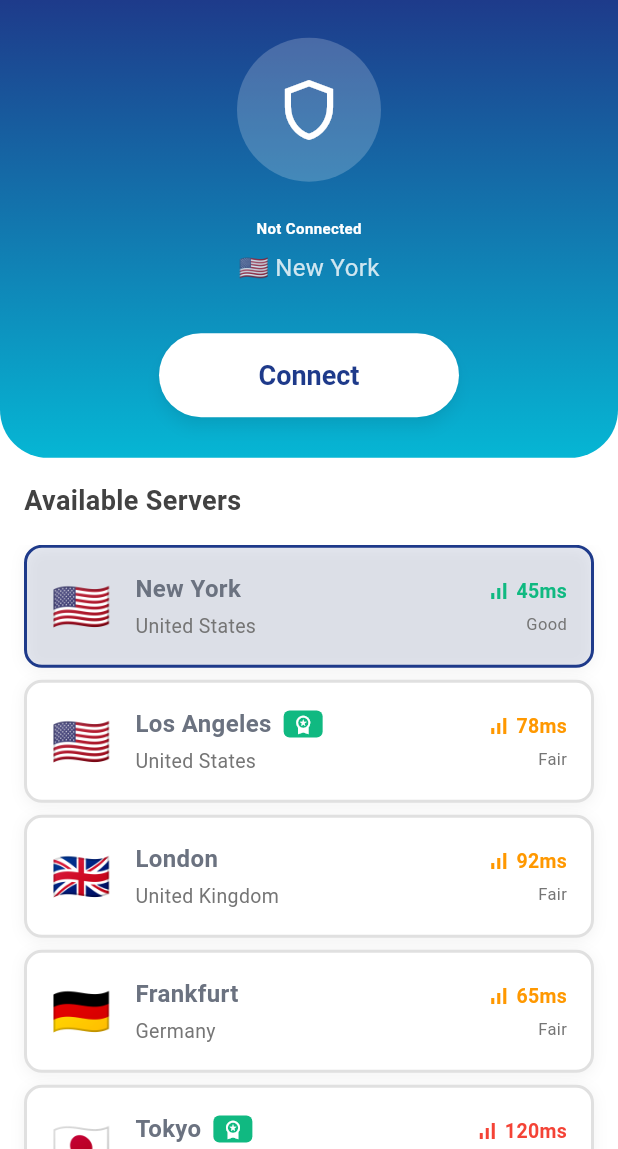
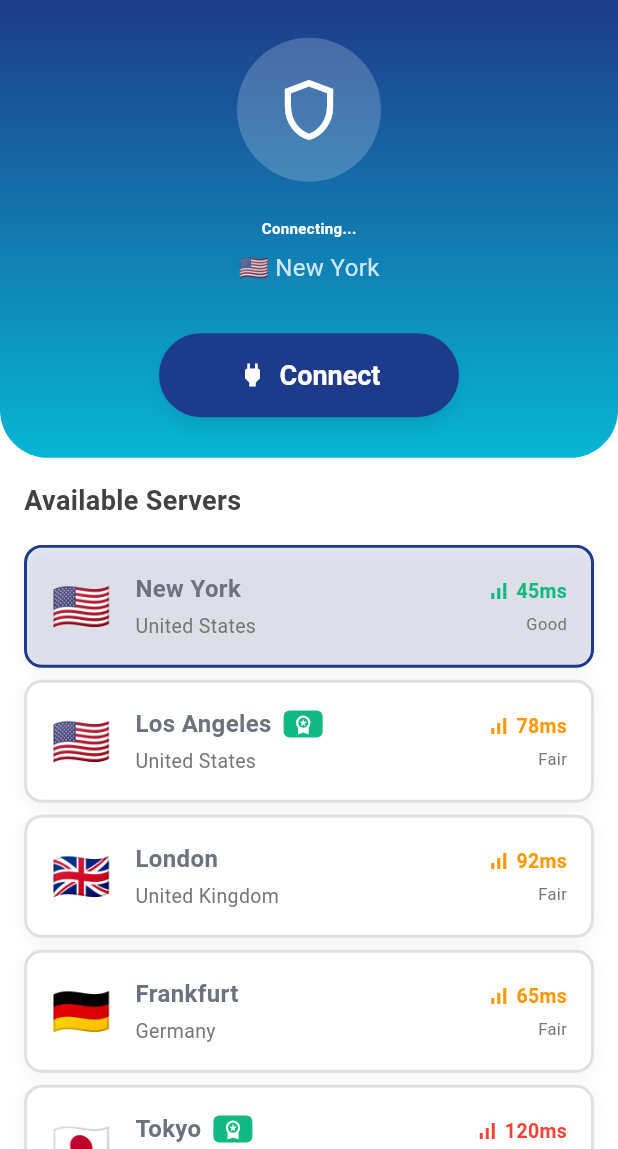
Before and after one commit to jchocola/ms_tech_tz, a Flutter app: the MainPage screen opened by its route, on a phone screen of 412 x 824 dp, the part 87-1236 px from its top. Run offline on Flutter 3.47's test engine with Material 3 defaults, Android fonts, the phone set to English and light mode, and no system bars; our stand-ins replace adaptive_theme, equatable, flutter_bloc, get_it, go_router, shared_preferences; accounts and stored records are empty.

Commit message:
fix connect/disconnect logic

```diff
--- a/lib/feature/feature_mainpage/presentation/bloc/main_bloc.dart
+++ b/lib/feature/feature_mainpage/presentation/bloc/main_bloc.dart
@@ -85,8 +85,12 @@ class MainBloc extends Bloc<MainEvent, MainState> {
     Emitter<MainState> emit,
   ) async {
     try {
-      emit(const MainConnecting());
+      if (state is ServersLoaded) {
+        final currentState = state as ServersLoaded;
+        emit(currentState.copyWith(isConnected: false)); // Show loading state
+      }
       await vpnRepository.connect(event.serverId);
+      // Connection successful - stream will trigger state update
     } catch (e) {
       emit(MainError(message: 'Connection failed'));
     }
--- a/lib/feature/feature_mainpage/presentation/main_page.dart
+++ b/lib/feature/feature_mainpage/presentation/main_page.dart
@@ -179,7 +179,7 @@ class MainPage extends StatelessWidget {
                   const SizedBox(height: 24),
                   // Status Text
                   Text(
-                    state is MainConnecting
+                    !isConnected && selectedServer != null
                         ? 'Connecting...'
                         : isConnected
                         ? 'Connected'
@@ -210,35 +210,60 @@ class MainPage extends StatelessWidget {
                       onPressed: () {
                         if (state is MainConnecting) return;
 
+                        // Toggle connection state
                         if (isConnected) {
+                          // Disconnect if currently connected
                           context.read<MainBloc>().add(
                             const DisconnectServer(),
                           );
-                        } else if (selectedServer != null) {
+                        } else {
+                          // Connect if not connected
+                          if (selectedServer != null) {
                             context.read<MainBloc>().add(
-                            ConnectToServer(serverId: selectedServer!.id),
+                              ConnectToServer(serverId: selectedServer.id),
                             );
+                          }
                         }
                       },
                       style: ElevatedButton.styleFrom(
                         backgroundColor: isConnected
                             ? Colors.red
-                            : Colors.white,
-                        foregroundColor: isConnected
-                            ? Colors.white
                             : const Color(0xFF1E3A8A),
+                        foregroundColor: Colors.white,
                         elevation: 4,
                         shadowColor: Colors.black.withOpacity(0.3),
                         shape: RoundedRectangleBorder(
                           borderRadius: BorderRadius.circular(28),
                         ),
                       ),
-                      child: Text(
+                      child: state is MainConnecting
+                          ? const SizedBox(
+                              height: 24,
+                              width: 24,
+                              child: CircularProgressIndicator(
+                                strokeWidth: 2,
+                                valueColor: AlwaysStoppedAnimation<Color>(
+                                  Colors.white,
+                                ),
+                              ),
+                            )
+                          : Row(
+                              mainAxisSize: MainAxisSize.min,
+                              mainAxisAlignment: MainAxisAlignment.center,
+                              children: [
+                                Icon(
+                                  isConnected ? Icons.power_off : Icons.power,
+                                  size: 20,
+                                ),
+                                const SizedBox(width: 8),
+                                Text(
                                   isConnected ? 'Disconnect' : 'Connect',
                                   style: const TextStyle(
                                     fontSize: 18,
                                     fontWeight: FontWeight.bold,
                                   ),
+                                ),
+                              ],
                             ),
                     ),
                   ),
```
Lines whose indentation alone changed are shown as unchanged.
